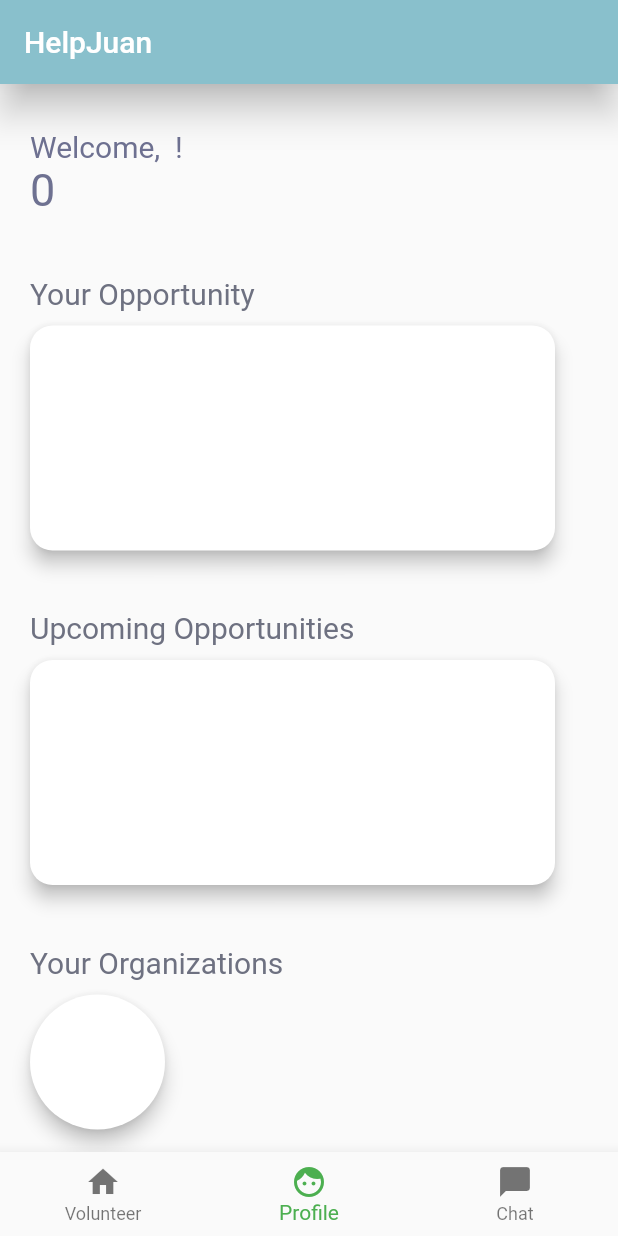
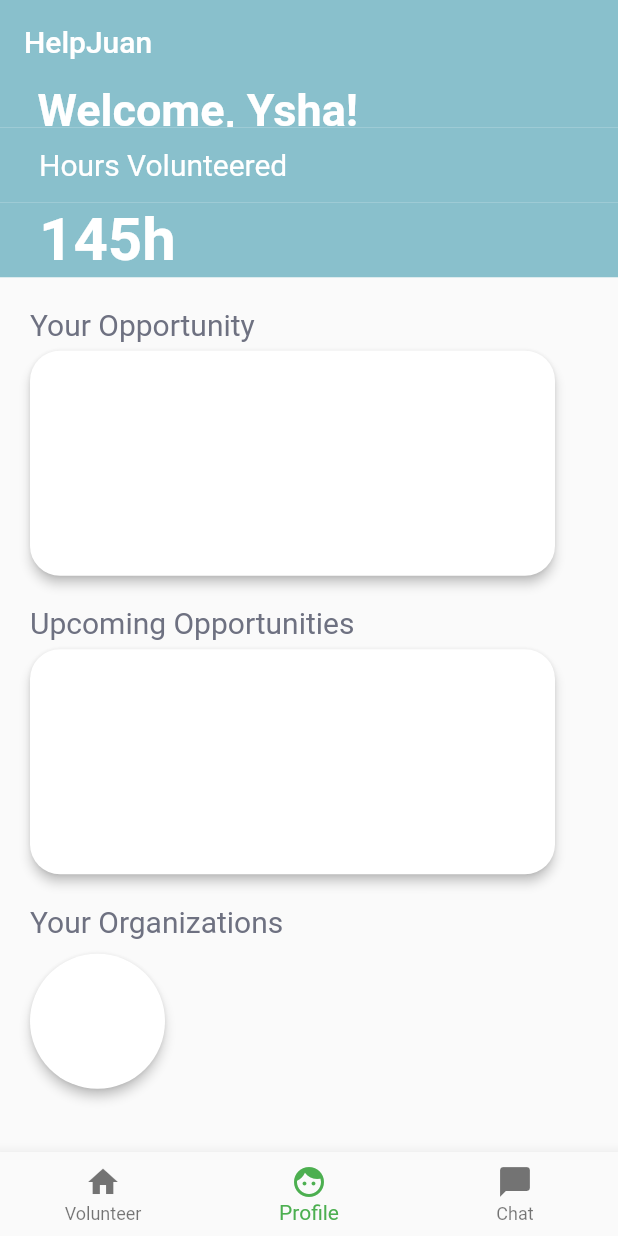
Before and after one commit to EruelUrsua/HelpJuan, a Flutter app: the screen it shows after launch, item 2 of the bottom bar chosen, on a phone screen of 412 x 824 dp. Run offline on Flutter 3.47's test engine with Material 2 defaults, Android fonts, the phone set to English and light mode, and no system bars; our stand-ins replace firebase_core; accounts and stored records are empty; Roboto replaces fonts that are missing (Questrial).

Commit message:
redesigned profile page

```diff
--- a/lib/profile.dart
+++ b/lib/profile.dart
@@ -1,46 +1,90 @@
 import 'package:flutter/material.dart';
 
 class Profile extends StatelessWidget {
-  String name = "";
-  int hours = 0;
-
   @override
   Widget build(BuildContext context) {
     return Scaffold(
       appBar: AppBar(
         title: Text('HelpJuan'),
-        elevation: 10,
+        elevation: 0,
         backgroundColor: const Color(0xFF89C0CC),
       ),
-      body: Column(
+      body: SafeArea(
+        child: SingleChildScrollView(
+          child: Column(
             crossAxisAlignment: CrossAxisAlignment.start,
             children: <Widget>[
+// --- Welcome text + bg
               Container(
-            margin: EdgeInsets.fromLTRB(20.0, 30.0, 0.0, 0.0),
+                color: const Color(0xFF89C0CC),
+                width: 550,
+                height: MediaQuery.of(context).size.height * 0.035,
+                child: Row(
+                  children: [
+                    Padding(
+                      padding: const EdgeInsets.only(left: 25.0),
                       child: Text(
-              'Welcome, $name !',
+                        'Welcome, Ysha!',
                         style: TextStyle(
-                fontSize: 20,
-                color: const Color(0xFF6E7191),
+                          fontSize: 30,
+                          fontWeight: FontWeight.bold,
                           fontFamily: 'Questrial',
+                          color: Colors.white,
                         ),
                       ),
                     ),
-// --- Hours text
+                  ],
+                ),
+              ),
+
+// --- Hours Volunteered text + bg
               Container(
-            margin: EdgeInsets.symmetric(horizontal: 20.0, vertical: 0.0),
+                color: const Color(0xFF89C0CC),
+                width: 550,
+                height: 50,
+                child: Row(
+                  children: [
+                    Padding(
+                      padding: const EdgeInsets.only(left: 26.0),
                       child: Text(
-              '$hours',
+                        'Hours Volunteered',
                         style: TextStyle(
-                fontSize: 30,
-                color: const Color(0xFF6E7191),
+                          fontSize: 20,
                           fontFamily: 'Questrial',
+                          color: Colors.white,
                         ),
                       ),
                     ),
+                  ],
+                ),
+              ),
 
+// time text + bg
               Container(
-            margin: EdgeInsets.fromLTRB(20.0, 40, 0.0, 0.0),
+                color: const Color(0xFF89C0CC),
+                width: 550,
+                height: 50,
+                child: Row(
+                  children: [
+                    Padding(
+                      padding: const EdgeInsets.only(left: 26.0),
+                      child: Text(
+                        '145h',
+                        style: TextStyle(
+                          fontSize: 40,
+                          fontWeight: FontWeight.bold,
+                          fontFamily: 'Questrial',
+                          color: Colors.white,
+                        ),
+                      ),
+                    ),
+                  ],
+                ),
+              ),
+
+// Your opportunity text
+              Container(
+                margin: EdgeInsets.fromLTRB(20.0, 20, 0.0, 0.0),
                 child: Text(
                   'Your Opportunity',
                   style: TextStyle(
@@ -51,23 +95,22 @@ class Profile extends StatelessWidget {
                 ),
               ),
 
+// --- Your Opporunity box
               Container(
-            margin: EdgeInsets.fromLTRB(20.0, 10.0, 0.0, 0.0),
-            child: Row(
-              children: [
-                PhysicalModel(
+                margin: EdgeInsets.only(top: 6, left: 20),
+                width: 350,
+                height: 150,
+                child: Material(
+                  elevation: 3,
                   color: Colors.white,
-                  elevation: 5,
-                  borderRadius: BorderRadius.circular(15),
-                  child: Container(width: 350, height: 150),
-                ),
-              ],
+                  shadowColor: Colors.black,
+                  borderRadius: BorderRadius.circular(20),
                 ),
               ),
 
-// --- Upcoming Opportunities text
+// Upcoming opportunities text
               Container(
-            margin: EdgeInsets.fromLTRB(20.0, 40, 0.0, 0.0),
+                margin: EdgeInsets.fromLTRB(20.0, 20, 0.0, 0.0),
                 child: Text(
                   'Upcoming Opportunities',
                   style: TextStyle(
@@ -78,23 +121,22 @@ class Profile extends StatelessWidget {
                 ),
               ),
 
+// Upcoming opp box
               Container(
-            margin: EdgeInsets.fromLTRB(20.0, 10.0, 0.0, 0.0),
-            child: Row(
-              children: [
-                PhysicalModel(
+                margin: EdgeInsets.only(top: 6, left: 20),
+                width: 350,
+                height: 150,
+                child: Material(
+                  elevation: 3,
                   color: Colors.white,
-                  elevation: 5,
-                  borderRadius: BorderRadius.circular(15),
-                  child: Container(width: 350, height: 150),
-                ),
-              ],
+                  shadowColor: Colors.black,
+                  borderRadius: BorderRadius.circular(20),
                 ),
               ),
 
-//  --- Your Organizations Text
+// --- Your organizations text
               Container(
-            margin: EdgeInsets.fromLTRB(20.0, 40, 0.0, 0.0),
+                margin: EdgeInsets.fromLTRB(20.0, 20, 0.0, 0.0),
                 child: Text(
                   'Your Organizations',
                   style: TextStyle(
@@ -105,19 +147,22 @@ class Profile extends StatelessWidget {
                 ),
               ),
 
+// --- Your organizations circle
               Container(
                 margin: EdgeInsets.fromLTRB(20.0, 10.0, 0.0, 0.0),
                 child: Row(
                   children: [
                     PhysicalModel(
                         color: Colors.white,
-                    elevation: 5,
+                        elevation: 3,
                         child: Container(width: 90, height: 90),
                         shape: BoxShape.circle),
                   ],
                 ),
               ),
-        ],
+            ], //stop here
+          ),
+        ),
       ),
     );
   }
```
Also changed, not shown: pubspec.lock. Lines whose indentation alone changed are shown as unchanged.
